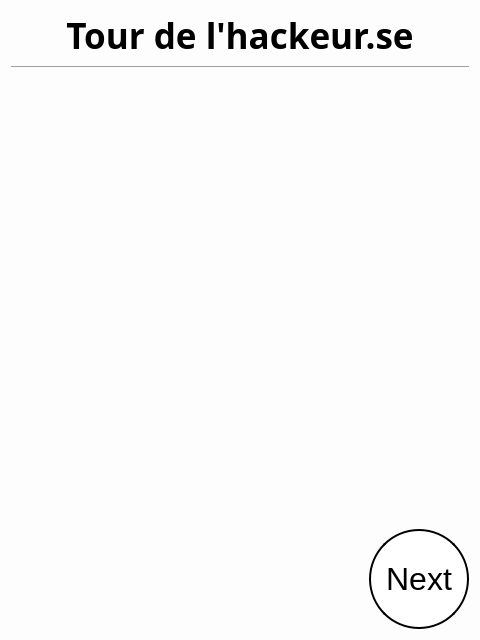
Above: SporzOBC-WAL/code/resources/Phases/Night/Hacker/turn.ui from Eben-Epi/SporzOBC before the change. Below: the same form after it.
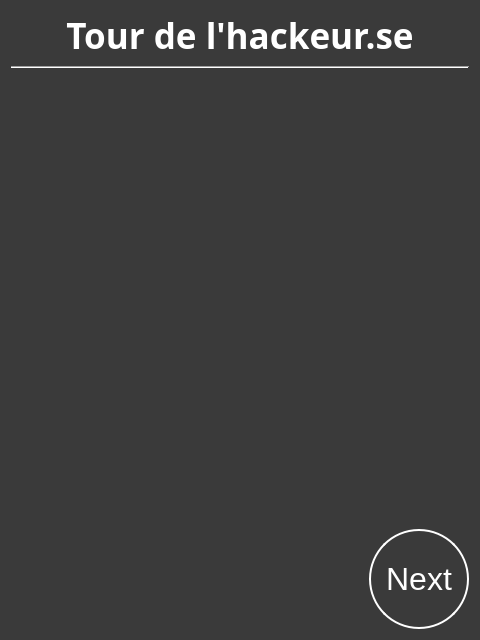
That is the form after the change.

Commit message: UPD Night Phases are displayed with dark background UPD Mutant Turn and Evening Bed Time View ADD useful fetch infos from game logic methods

```diff
--- a/SporzOBC-WAL/code/resources/Phases/Night/Hacker/turn.ui
+++ b/SporzOBC-WAL/code/resources/Phases/Night/Hacker/turn.ui
@@ -15,14 +15,19 @@
   </property>
   <property name="styleSheet">
    <string notr="true">#HackerTurn {
-    background-color: rgb(253, 253, 253);
+    background-color: rgb(58, 58, 58);;
     }
 
+QLabel {
+	color:white;
+}
+
 QPushButton  {
-    border: 2px solid black;
-    background-color: white;
+    border: 2px solid white;
+    background-color: rgb(58, 58, 58);
     padding: 10px 10px;
     font-size: 32px;
+	color:white;
     border-radius: 50px;
 }</string>
   </property>
```
The commit also changes 37 other files.
